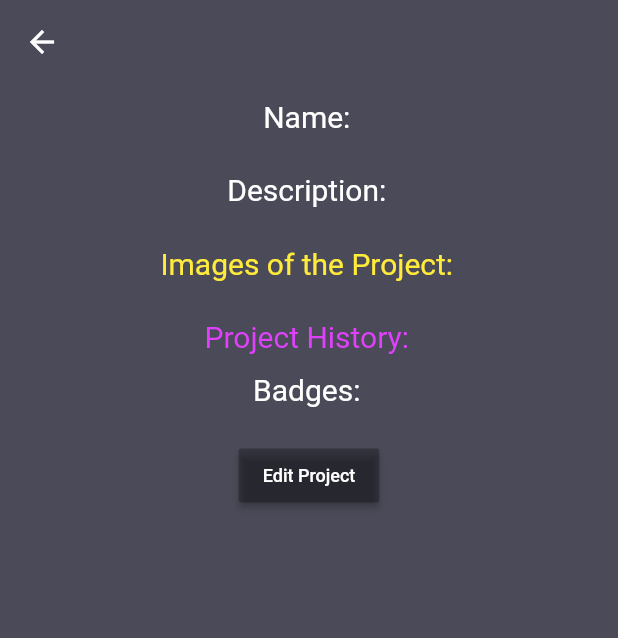
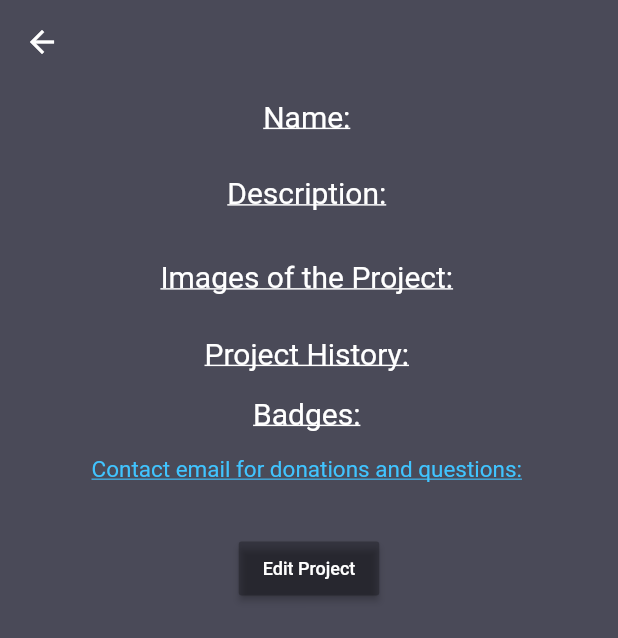
Before and after one commit to captainc3/FlutterDigitalBadge, a Flutter app: the ViewProject screen opened directly with empty values, on a phone screen of 412 x 824 dp. Shown: the top 638 px of the screen. Run offline on Flutter 3.47's test engine with Material 2 defaults, Android fonts, the phone set to English and light mode, and no system bars; our stand-ins replace cloud_firestore, firebase_auth; missing offline and left inert: flappy_search_bar; accounts and stored records are empty.

Commit message:
-added a back button to the search page -UI changes on profile, viewproject, and searchviewproject pages

```diff
--- a/lib/screens/profile/profile.dart
+++ b/lib/screens/profile/profile.dart
@@ -60,7 +60,7 @@ class _Profile extends State<Profile> {
                     },
                   ),
                   SizedBox(height: 20),
-                  Text("Bio:", style: TextStyle(color: Colors.white, fontWeight: FontWeight.bold, fontSize: 20.0)),
+                  SelectableText("Bio:", style: TextStyle(color: Colors.white, fontWeight: FontWeight.bold, fontSize: 20.0)),
                   SizedBox(height: 3),
                   StreamBuilder(
                     stream: Firestore.instance.collection("profile").where("uid",
--- a/lib/screens/project/viewProject.dart
+++ b/lib/screens/project/viewProject.dart
@@ -49,22 +49,29 @@ class _ViewProject extends State<ViewProject> {
               key: _formKey,
               child: Column(
                 children: <Widget>[
-                  SelectableText("Name:", style: TextStyle(color: Colors.white, fontSize: 20.0)),
+                  SelectableText("Name:", style: TextStyle(color: Colors.white, decoration: TextDecoration.underline,
+                      fontSize: 20.0),),
+                  SizedBox(height: 2),
                   SelectableText(widget.projValues.name, style: TextStyle(color: Colors.white)),
                   SizedBox(height: 10),
-                  SelectableText("Description:", style: TextStyle(color: Colors.white, fontSize: 20.0)),
+                  SelectableText("Description:", style: TextStyle(color: Colors.white, decoration: TextDecoration.underline,
+                      fontSize: 20.0)),
+                  SizedBox(height: 2),
                   SelectableText(widget.projValues.description, style: TextStyle(color: Colors.white),
                       textAlign: TextAlign.center),
-                  SizedBox(height: 10),
-                  SelectableText("Images of the Project:", style: TextStyle(color: Colors.yellow, fontSize: 20.0)),
+                  SizedBox(height: 15),
+                  SelectableText("Images of the Project:", style: TextStyle(color: Colors.white, decoration: TextDecoration.underline,
+                      fontSize: 20.0)),
+                  SizedBox(height: 2),
                   SelectableText(widget.projValues.imagesURL, style: TextStyle(color: Colors.white),
                       textAlign: TextAlign.center),
                   SizedBox(height: 10),
-                  SelectableText("Project History:", style: TextStyle(color: Colors.purpleAccent, fontSize: 20.0),),
+                  SelectableText("Project History:", style: TextStyle(color: Colors.white, decoration: TextDecoration.underline,
+                      fontSize: 20.0),),
                   SizedBox(height: 2),
                   StreamBuilder(
                     //this is poor coding practice, but i could not get the listviewbuilder to work with the
-                    //properly formatted ulist and updates without using a streambuilder
+                    //properly formatted badgeslist and blist without using a streambuilder
                     //the streambuilder itself here is not used
                     stream: Firestore.instance.collection("projects").where("uid",
                         isEqualTo: Provider.of<User>(context).uid).snapshots(),
@@ -77,13 +84,14 @@ class _ViewProject extends State<ViewProject> {
                           shrinkWrap: true,
                           itemCount: updates.length,
                           itemBuilder: (context, idx) {
-                            return SelectableText(uList[idx], style: TextStyle(color: Colors.white),
+                            return Text(uList[idx], style: TextStyle(color: Colors.white),
                                 textAlign: TextAlign.center);
                           }));
                     },
                   ),
-                  SizedBox(height: 10),
-                  SelectableText("Badges:", style: TextStyle(color: Colors.white, fontSize: 20.0)),
+                  SizedBox(height: 15),
+                  SelectableText("Badges:", style: TextStyle(color: Colors.white, decoration: TextDecoration.underline,
+                      fontSize: 20.0)),
                   SizedBox(height: 2),
                   StreamBuilder(
                     //this is poor coding practice, but i could not get the listviewbuilder to work with the
@@ -102,23 +110,28 @@ class _ViewProject extends State<ViewProject> {
                           itemBuilder: (context, idx) {
                             if (idx == 0) {
                               if (bList[idx] == 'Unapproved Project') {
-                                  return SelectableText(bList[idx], style: TextStyle(color: Colors.red,
-                                      decoration: TextDecoration.underline),
+                                return SelectableText(bList[idx], style: TextStyle(color: Colors.red,),
                                     textAlign: TextAlign.center);
                               }
-                                return SelectableText(bList[idx], style: TextStyle(color: Colors.green,
-                                    decoration: TextDecoration.underline),
+                              return SelectableText(bList[idx], style: TextStyle(color: Colors.green,),
                                   textAlign: TextAlign.center);
                             } else {
-                                return SelectableText(bList[idx], style: TextStyle(color: Colors.lightBlueAccent),
+                              return SelectableText(bList[idx], style: TextStyle(color: Colors.white),
                                   textAlign: TextAlign.center);
                             }
                           }));
                     },
                   ),
-                  SizedBox(height: 20),
+                  SizedBox(height: 15),
+                  SelectableText("Contact email for donations and questions:", style: TextStyle(color: Colors.lightBlueAccent, decoration: TextDecoration.underline,
+                      fontSize: 15.0), textAlign: TextAlign.center),
+                  SizedBox(height: 2),
+                  SelectableText( Provider.of<User>(context).email, style: TextStyle(color: Colors.white),
+                      textAlign: TextAlign.center),
+                  SizedBox(height: 15),
                   RaisedButton(
                     color: Colors.black26,
+
                     child: Text(
                       'Edit Project',
                       style: TextStyle(color: Colors.white, fontSize: 12),
@@ -139,7 +152,6 @@ class _ViewProject extends State<ViewProject> {
                       );
                     },
                   ),
-                  SizedBox(height: 10,)
                 ],
               )
           )
```
Also changed, not shown: lib/screens/project/searchProjects.dart (+6 -9 lines), lib/screens/project/searchViewProject.dart (+26 -13 lines). Lines whose indentation alone changed are shown as unchanged.
